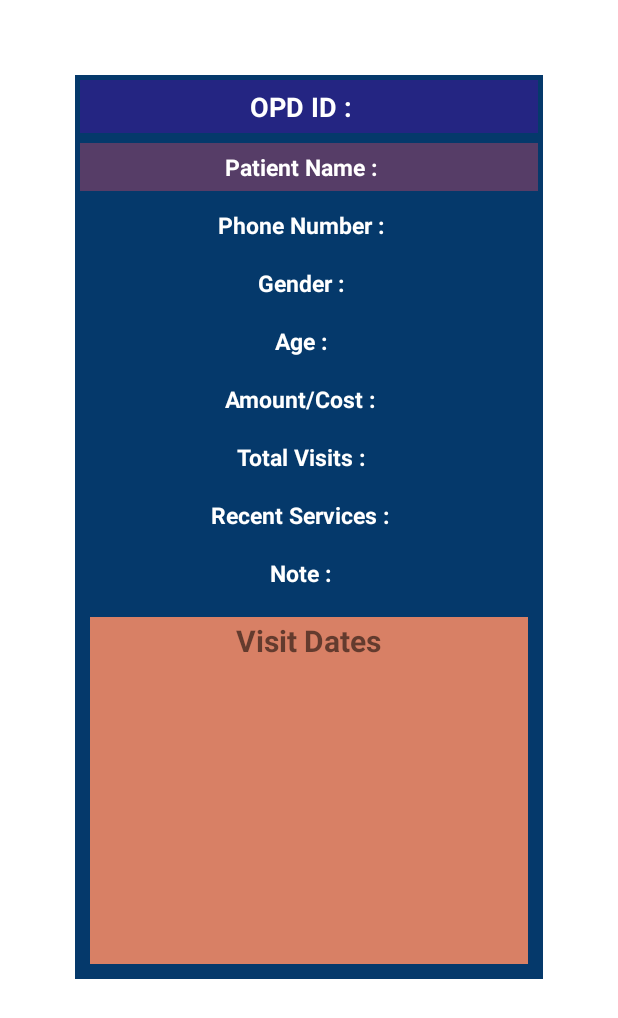
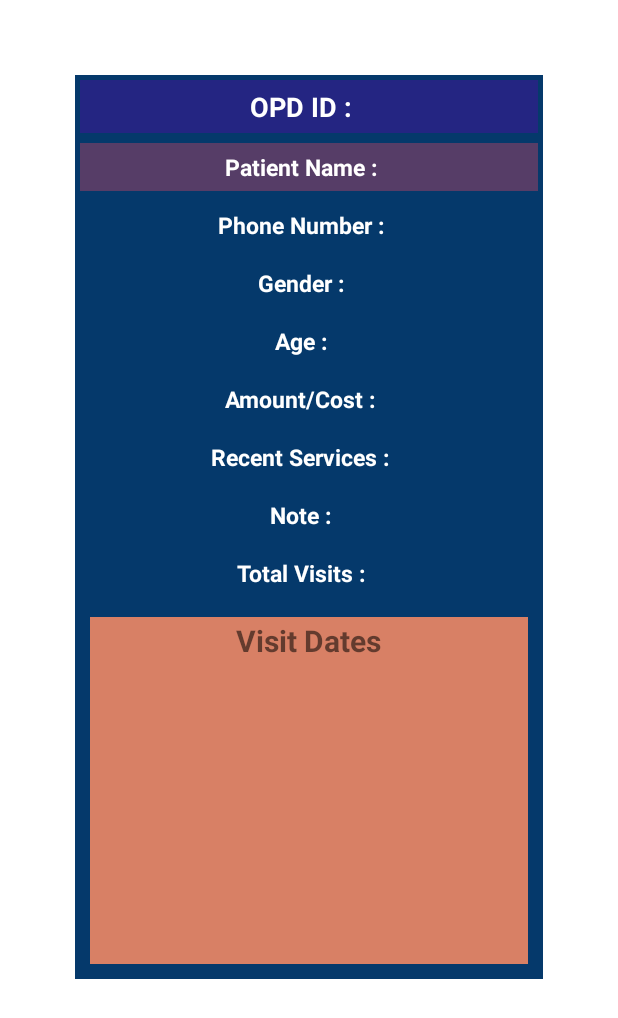
Before and after one commit to ashutosh2807/MaterialUIonAndroid, an Android app: the layout detailed_dialog.xml on its own in the app's theme, with its tools: preview values and no code run, on a phone screen of 412 x 824 dp. Shown: the top 1018 px of the screen. Run offline under Robolectric (Android 15) with nearby library versions, the phone set to English and light mode, and no system bars.

Commit message:
smallfixes7

```diff
--- a/BottomNavigationView/app/src/main/java/com/example/bottomnavigationview/AddPatient.java
+++ b/BottomNavigationView/app/src/main/java/com/example/bottomnavigationview/AddPatient.java
@@ -127,7 +127,7 @@ public class AddPatient extends AppCompatActivity {
                     TotalPrice += prices[i];
                 }
             }
-            SimpleDateFormat dateFormat = new SimpleDateFormat("dd-MM-yyyy HH:mm:ss");
+            SimpleDateFormat dateFormat = new SimpleDateFormat("dd-MM-yyyy HH:mm:00");
             data.put(dateFormat.format(new Date()),selection_list);
             selected_services= data;
             if(selected_items.length() > 2){
--- a/BottomNavigationView/app/src/main/java/com/example/bottomnavigationview/adapter/recyclerAdapter.java
+++ b/BottomNavigationView/app/src/main/java/com/example/bottomnavigationview/adapter/recyclerAdapter.java
@@ -58,7 +58,7 @@ public class recyclerAdapter extends RecyclerView.Adapter<recyclerAdapter.MyView
         holder.Gender.setText("Gender: "+currentItem.getGender().toString().toUpperCase());
 
         holder.Mobile.setText("Mobile: "+currentItem.getPhone_number().toString().toUpperCase());
-        SimpleDateFormat dateFormat = new SimpleDateFormat("dd-MM-yyyy HH:mm:ss");
+        SimpleDateFormat dateFormat = new SimpleDateFormat("dd-MM-yyyy HH:mm:00");
 
         holder.Age.setText("Age: "+ currentItem.getAge());
         holder.Address.setText("Address: "+ currentItem.getAddress() );
--- a/BottomNavigationView/app/src/main/java/com/example/bottomnavigationview/markVisit.java
+++ b/BottomNavigationView/app/src/main/java/com/example/bottomnavigationview/markVisit.java
@@ -129,7 +129,7 @@ public class markVisit extends AppCompatActivity {
                     catch (Exception e){
                         boolean check =  db.markVisitDate(
                                 viewModel.getProfileWithOPD(txtOPD.getText().toString().trim())
-                                ,selectedDate.getText().toString(),data, amount.getText().toString(),"");
+                                ,selectedDate.getText().toString(),data, amount.getText().toString(),"-");
                         if(check){
                             Toast.makeText(getBaseContext(), "Date Marked Successfully", Toast.LENGTH_SHORT).show();
                         }
@@ -355,7 +355,7 @@ public class markVisit extends AppCompatActivity {
             @Override
             public void onClick(View v) {
                 TextView txtselected =  findViewById(R.id.selectedDate);
-                SimpleDateFormat dateFormat = new SimpleDateFormat("dd-MM-yyyy HH:mm:ss");
+                SimpleDateFormat dateFormat = new SimpleDateFormat("dd-MM-yyyy HH:mm:00");
                 txtselected.setText(dateFormat.format(new Date()));
                 dialog.dismiss();
             }
--- a/BottomNavigationView/app/src/main/res/layout/detailed_dialog.xml
+++ b/BottomNavigationView/app/src/main/res/layout/detailed_dialog.xml
@@ -183,33 +183,7 @@
                     android:textSize="15dp"
                     android:textStyle="italic" />
             </LinearLayout>
-            <LinearLayout
-                android:background="#05396B"
-                android:layout_width="match_parent"
-                android:layout_height="wrap_content"
-                android:layout_margin="3dp"
-                android:gravity="center"
-                android:orientation="horizontal">
 
-                <TextView
-                    android:textColor="@color/white"
-                    android:id="@+id/tvVisit"
-                    android:layout_width="wrap_content"
-                    android:layout_height="wrap_content"
-                    android:layout_margin="5dp"
-                    android:text="Total Visits :"
-                    android:textSize="15dp"
-                    android:textStyle="bold" />
-
-                <TextView
-                    android:textColor="@color/white"
-                    android:id="@+id/tvTotalVisits"
-                    android:layout_width="wrap_content"
-                    android:layout_height="wrap_content"
-                    android:layout_margin="5dp"
-                    android:textSize="15dp"
-                    android:textStyle="italic" />
-            </LinearLayout>
             <LinearLayout
                 android:background="#05396B"
                 android:layout_width="match_parent"
@@ -263,6 +237,33 @@
                     android:textStyle="italic" />
             </LinearLayout>
             <LinearLayout
+                android:background="#05396B"
+                android:layout_width="match_parent"
+                android:layout_height="wrap_content"
+                android:layout_margin="3dp"
+                android:gravity="center"
+                android:orientation="horizontal">
+
+                <TextView
+                    android:textColor="@color/white"
+                    android:id="@+id/tvVisit"
+                    android:layout_width="wrap_content"
+                    android:layout_height="wrap_content"
+                    android:layout_margin="5dp"
+                    android:text="Total Visits :"
+                    android:textSize="15dp"
+                    android:textStyle="bold" />
+
+                <TextView
+                    android:textColor="@color/white"
+                    android:id="@+id/tvTotalVisits"
+                    android:layout_width="wrap_content"
+                    android:layout_height="wrap_content"
+                    android:layout_margin="5dp"
+                    android:textSize="15dp"
+                    android:textStyle="italic" />
+            </LinearLayout>
+            <LinearLayout
                 android:layout_width="match_parent"
                 android:layout_height="wrap_content"
                 android:layout_margin="10dp"
```
Also changed, not shown: BottomNavigationView/app/src/main/java/com/example/bottomnavigationview/fragments/homeFragment.java (+9 -3 lines), BottomNavigationView/app/src/main/java/com/example/bottomnavigationview/profileData/dbSingleton.java (+17 -2 lines).
